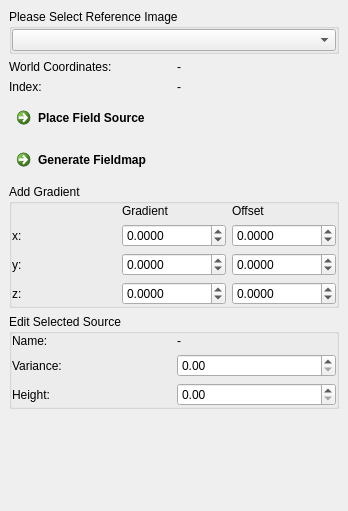
Qt form Plugins/org.mitk.gui.qt.diffusionimaging.fiberfox/src/internal/QmitkFieldmapGeneratorViewControls.ui (MITK/MITK) before a commit.
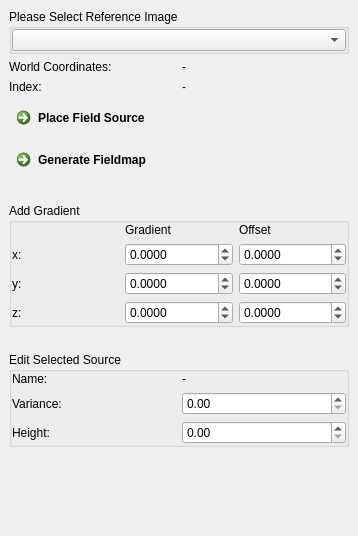
The same form after that commit. Custom widgets are drawn as their Qt base class.

Commit message: Refactor view layout

The edit to the form file:
```diff
--- a/Plugins/org.mitk.gui.qt.diffusionimaging.fiberfox/src/internal/QmitkFieldmapGeneratorViewControls.ui
+++ b/Plugins/org.mitk.gui.qt.diffusionimaging.fiberfox/src/internal/QmitkFieldmapGeneratorViewControls.ui
@@ -6,8 +6,8 @@
    <rect>
     <x>0</x>
     <y>0</y>
-    <width>348</width>
-    <height>511</height>
+    <width>358</width>
+    <height>536</height>
    </rect>
   </property>
   <property name="minimumSize">
@@ -19,10 +19,7 @@
   <property name="windowTitle">
    <string>QmitkTemplate</string>
   </property>
-  <layout class="QVBoxLayout" name="verticalLayout_2">
-   <property name="spacing">
-    <number>6</number>
-   </property>
+  <layout class="QGridLayout" name="gridLayout_5">
    <property name="leftMargin">
     <number>9</number>
    </property>
@@ -35,12 +32,18 @@
    <property name="bottomMargin">
     <number>9</number>
    </property>
-   <item>
-    <widget class="QGroupBox" name="m_InputData">
-     <property name="title">
-      <string>Please Select Reference Image</string>
-     </property>
-     <layout class="QGridLayout" name="gridLayout_3">
+   <property name="verticalSpacing">
+    <number>25</number>
+   </property>
+   <item row="3" column="0">
+    <widget class="QFrame" name="frame_2">
+     <property name="frameShape">
+      <enum>QFrame::NoFrame</enum>
+     </property>
+     <property name="frameShadow">
+      <enum>QFrame::Raised</enum>
+     </property>
+     <layout class="QGridLayout" name="gridLayout_6">
       <property name="leftMargin">
        <number>0</number>
       </property>
@@ -53,13 +56,14 @@
       <property name="bottomMargin">
        <number>0</number>
       </property>
-      <item row="0" column="0">
-       <widget class="QmitkDataStorageComboBox" name="m_SelectedImageBox"/>
-      </item>
-     </layout>
-    </widget>
-   </item>
-   <item>
+      <item row="2" column="0">
+       <widget class="QCommandLinkButton" name="m_PlaceFieldSource">
+        <property name="text">
+         <string>Place Field Source</string>
+        </property>
+       </widget>
+      </item>
+      <item row="1" column="0">
     <widget class="QFrame" name="frame">
      <property name="frameShape">
       <enum>QFrame::NoFrame</enum>
@@ -111,21 +115,41 @@
      </layout>
     </widget>
    </item>
-   <item>
-    <widget class="QCommandLinkButton" name="m_PlaceFieldSource">
-     <property name="text">
-      <string>Place Field Source</string>
-     </property>
-    </widget>
-   </item>
-   <item>
+      <item row="3" column="0">
     <widget class="QCommandLinkButton" name="m_GenerateFieldmap">
      <property name="text">
       <string>Generate Fieldmap</string>
      </property>
     </widget>
    </item>
-   <item>
+      <item row="0" column="0">
+       <widget class="QGroupBox" name="m_InputData">
+        <property name="title">
+         <string>Please Select Reference Image</string>
+        </property>
+        <layout class="QGridLayout" name="gridLayout_3">
+         <property name="leftMargin">
+          <number>0</number>
+         </property>
+         <property name="topMargin">
+          <number>0</number>
+         </property>
+         <property name="rightMargin">
+          <number>0</number>
+         </property>
+         <property name="bottomMargin">
+          <number>0</number>
+         </property>
+         <item row="0" column="0">
+          <widget class="QmitkDataStorageComboBox" name="m_SelectedImageBox"/>
+         </item>
+        </layout>
+       </widget>
+      </item>
+     </layout>
+    </widget>
+   </item>
+   <item row="4" column="0">
     <widget class="QGroupBox" name="groupBox_2">
      <property name="title">
       <string>Add Gradient</string>
@@ -259,7 +283,23 @@
      </layout>
     </widget>
    </item>
-   <item>
+   <item row="6" column="0">
+    <spacer name="spacer1">
+     <property name="orientation">
+      <enum>Qt::Vertical</enum>
+     </property>
+     <property name="sizeType">
+      <enum>QSizePolicy::Expanding</enum>
+     </property>
+     <property name="sizeHint" stdset="0">
+      <size>
+       <width>20</width>
+       <height>220</height>
+      </size>
+     </property>
+    </spacer>
+   </item>
+   <item row="5" column="0">
     <widget class="QGroupBox" name="groupBox">
      <property name="title">
       <string>Edit Selected Source</string>
@@ -322,22 +362,6 @@
      </layout>
     </widget>
    </item>
-   <item>
-    <spacer name="spacer1">
-     <property name="orientation">
-      <enum>Qt::Vertical</enum>
-     </property>
-     <property name="sizeType">
-      <enum>QSizePolicy::Expanding</enum>
-     </property>
-     <property name="sizeHint" stdset="0">
-      <size>
-       <width>20</width>
-       <height>220</height>
-      </size>
-     </property>
-    </spacer>
-   </item>
   </layout>
  </widget>
  <layoutdefault spacing="6" margin="11"/>
```
Lines whose indentation alone changed are shown as unchanged. The commit also changes 94 other files.
